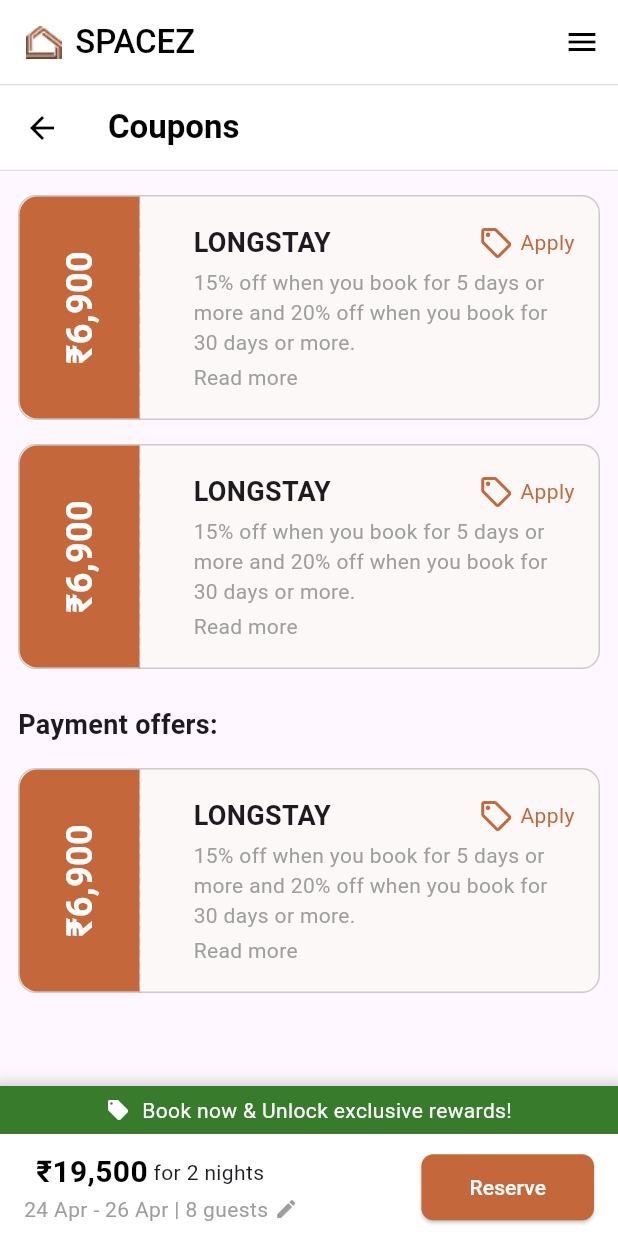
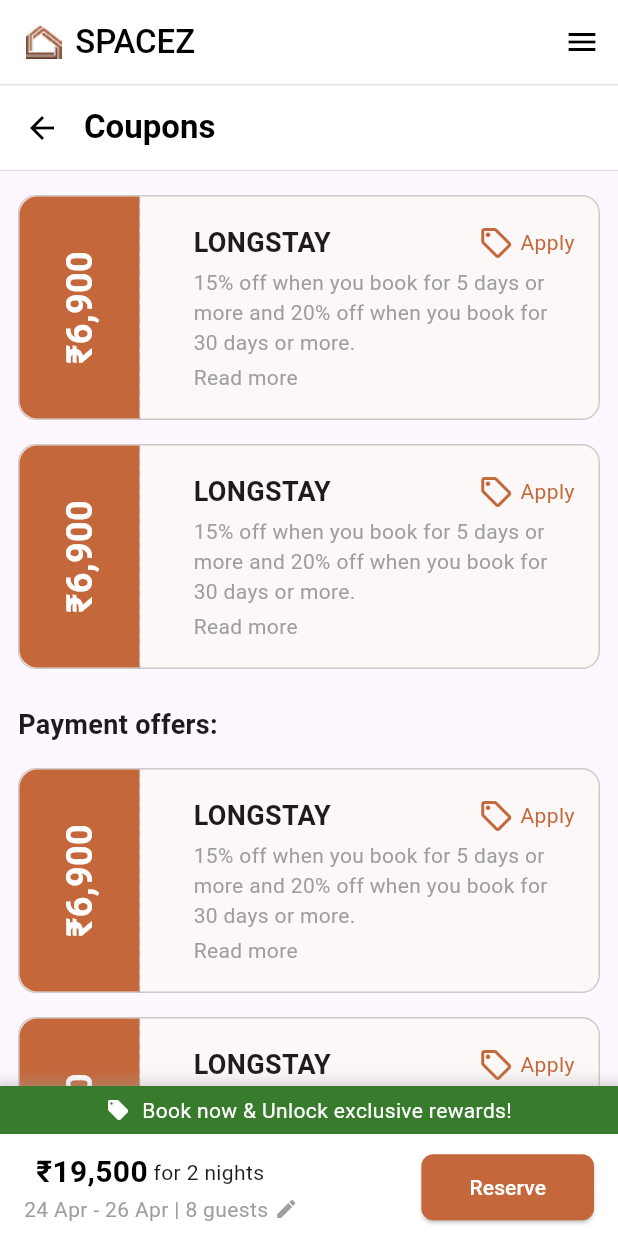
Before and after one commit to komalsingh22/spacz.co, a Flutter app: the screen it shows after launch, on a phone screen of 412 x 824 dp. Run offline on Flutter 3.47's test engine with Material 3 defaults, Android fonts, the light colour scheme and no system bars; Roboto replaces fonts that are missing (Kalnia).

Commit message:
update ui

```diff
--- a/lib/screens/spacez_coupons_screen.dart
+++ b/lib/screens/spacez_coupons_screen.dart
@@ -27,6 +27,8 @@
       code: 'LONGSTAY',
     ),
   ];
+
+
 
   String? _discountedPrice;
 
@@ -100,6 +102,7 @@
                   backgroundColor: Colors.white,
                   elevation: 0,
                   foregroundColor: Colors.black,
+                  titleSpacing: 0.0, // Added this line
                 ),
               ),
             ),
@@ -130,9 +133,18 @@
                     style: TextStyle(fontSize: 18, fontWeight: FontWeight.bold),
                   ),
                   const SizedBox(height: 16),
-                  SpacezCouponCard(
-                    coupon: _coupons[0],
-                    onApply: () => _onApply(_coupons[0]),
+                  ListView.separated(
+                    shrinkWrap: true,
+                    physics: const NeverScrollableScrollPhysics(),
+                    itemCount: _coupons.length,
+                    itemBuilder: (context, index) {
+                      return SpacezCouponCard(
+                        coupon: _coupons[index],
+                        onApply: () => _onApply(_coupons[index]),
+                      );
+                    },
+                    separatorBuilder: (context, index) =>
+                        const SizedBox(height: 16),
                   ),
                 ],
               ),
```
Also changed, not shown: assets/Vector.png (added).
